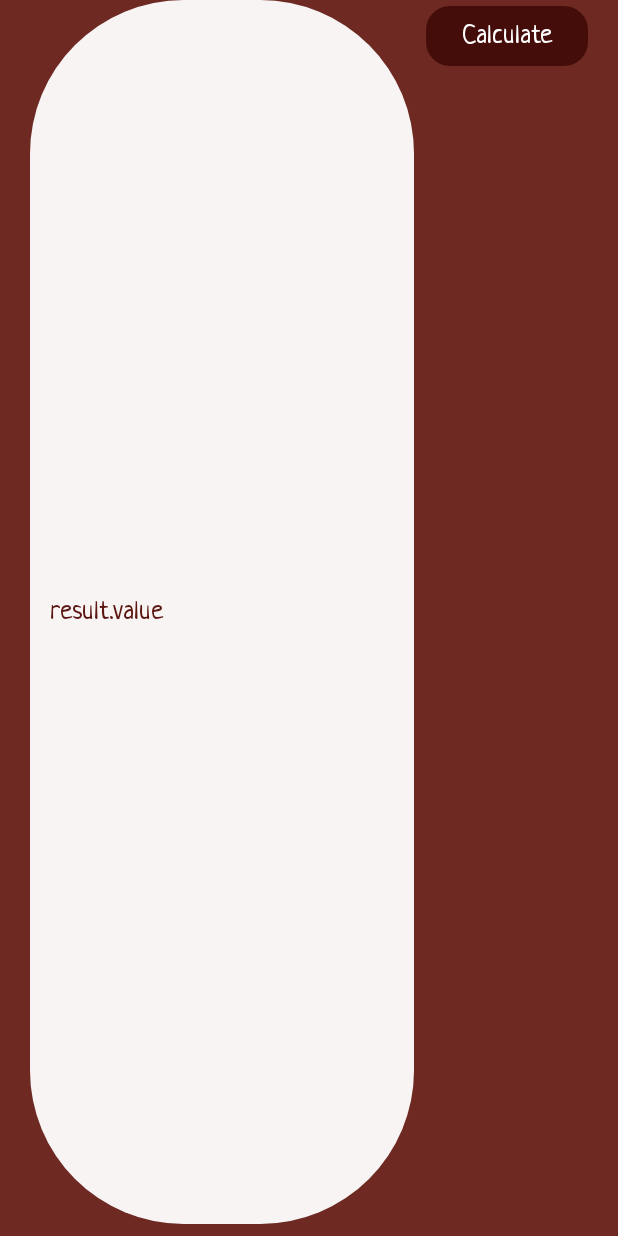
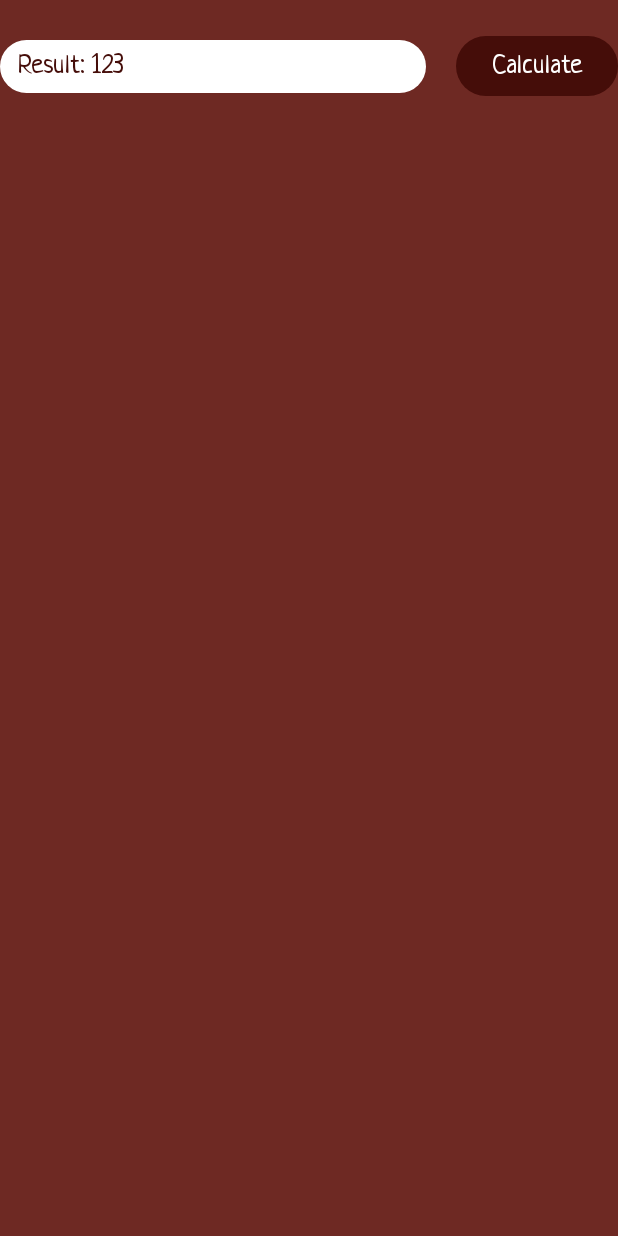
Before and after one commit to SosisochkaSGorchicey/Barbecue-Calculator-Jetpack-Compose, an Android app built with Jetpack Compose: the composable ResultUI shown on its own in the app's theme, after a tap on "Calculate", on a phone screen of 412 x 824 dp. Run offline under Robolectric (Android 15) with nearby library versions, the phone set to English and light mode, and no system bars; 9 statements that could not run were skipped.

Commit message:
Finished result elements ui

```diff
--- a/app/src/main/java/com/my/shashlik/presentation/components/result/ResultUI.kt
+++ b/app/src/main/java/com/my/shashlik/presentation/components/result/ResultUI.kt
@@ -1,95 +1,57 @@
 package com.my.shashlik.presentation.components.result
 
+import androidx.compose.foundation.background
+import androidx.compose.foundation.layout.Arrangement
 import androidx.compose.foundation.layout.Row
+import androidx.compose.foundation.layout.fillMaxWidth
 import androidx.compose.foundation.layout.padding
-import androidx.compose.foundation.layout.wrapContentHeight
-import androidx.compose.foundation.layout.wrapContentWidth
 import androidx.compose.foundation.shape.RoundedCornerShape
 import androidx.compose.material3.Button
 import androidx.compose.material3.ButtonDefaults
-import androidx.compose.material3.Card
-import androidx.compose.material3.CardDefaults
 import androidx.compose.material3.MaterialTheme
 import androidx.compose.material3.Text
 import androidx.compose.runtime.Composable
 import androidx.compose.ui.Alignment
 import androidx.compose.ui.Modifier
-import androidx.compose.ui.draw.alpha
-import androidx.compose.ui.graphics.Color
+import androidx.compose.ui.draw.clip
 import androidx.compose.ui.res.stringResource
 import androidx.compose.ui.unit.dp
 import com.example.shashlickcompose.R
-import com.my.shashlik.res_meat
-import com.my.shashlik.res_people
-import com.my.shashlik.ui.theme.CardTextColor
-import com.my.shashlik.ui.theme.DarkButton
 
 @Composable
 fun ResultUI() {
-    Row() {
-        Card(
+    Row(
+        modifier = Modifier
+            .padding(top = 20.dp)
+            .fillMaxWidth(),
+        verticalAlignment = Alignment.CenterVertically,
+        horizontalArrangement = Arrangement.spacedBy(20.dp)
+    ) {
+        Text(
             modifier = Modifier
+                .fillMaxWidth()
                 .weight(1f)
-                .padding(start = 20.dp, end = 8.dp, bottom = 8.dp)
-                .alpha(0.95f),
-            shape = RoundedCornerShape(40),
-            colors = CardDefaults.cardColors(
-                containerColor = Color.White
-            )
-
-        ) {
-
-
-            Text(
-                modifier = Modifier
-                    .weight(1f)
-                    .wrapContentHeight(Alignment.CenterVertically)
-                    .padding(start = 13.dp),
-                text = "result.value",
-                color = CardTextColor,
-                style = MaterialTheme.typography.titleMedium
-            )
-
-        }
-
-
+                .clip(shape = RoundedCornerShape(24.dp))
+                .background(MaterialTheme.colorScheme.onBackground)
+                .padding(vertical = 8.dp, horizontal = 12.dp),
+            text = stringResource(id = R.string.result, 123),
+            color = MaterialTheme.colorScheme.secondaryContainer,
+            style = MaterialTheme.typography.titleMedium
+        )
 
         Button(
-            modifier = Modifier
-                .wrapContentWidth()
-                .wrapContentHeight(Alignment.CenterVertically)
-                .padding(end = 20.dp, bottom = 8.dp),
-            colors = ButtonDefaults.buttonColors(containerColor = DarkButton),
-            shape = RoundedCornerShape(40),
+            colors = ButtonDefaults.buttonColors(
+                containerColor = MaterialTheme.colorScheme.secondaryContainer,
+            ),
+            shape = RoundedCornerShape(24.dp),
             onClick = {
-                if (res_meat == 0.0 || res_people == 0) {
-//                        Toast.makeText(
-//                            context,
-//                            R.string.toast,
-//                            Toast.LENGTH_SHORT
-//                        ).show()
-//                        result.value = res_text
-                } else if (res_people <1 || res_people >50) {
-//                        result.value = res_text
-//                        Toast.makeText(
-//                            context,
-//                            R.string.toast_people,
-//                            Toast.LENGTH_SHORT
-//                        ).show()
-                } else {
-//                        var helper = (res_people.toDouble()*(res_meat + res_time + res_hunger))
-//                        helper = (helper*100).roundToInt() / 100.0
-//                        result.value = "$res_text $helper $kilo"
-                }
+
             },
         ) {
             Text(
                 text = stringResource(R.string.count),
-                style = MaterialTheme.typography.titleMedium,
-                color = Color.White,
+                style = MaterialTheme.typography.titleMedium
             )
-
         }
-
     }
 }
--- a/app/src/main/java/com/my/shashlik/ui/theme/Theme.kt
+++ b/app/src/main/java/com/my/shashlik/ui/theme/Theme.kt
@@ -13,7 +13,9 @@ private val DarkColorPalette = darkColorScheme(
     onBackground = Color.White,
     surfaceVariant = Color.White,
     onSurfaceVariant = CardTextColor,
-    onSecondary = CardTextColorHint
+    onSecondary = CardTextColorHint,
+    secondaryContainer = DarkButton,
+    onSecondaryContainer = Color.White
 )
 
 private val LightColorPalette = lightColorScheme(
@@ -22,7 +24,9 @@ private val LightColorPalette = lightColorScheme(
     onBackground = Color.White,
     surfaceVariant = Color.White,
     onSurfaceVariant = CardTextColor,
-    onSecondary = CardTextColorHint
+    onSecondary = CardTextColorHint,
+    secondaryContainer = DarkButton,
+    onSecondaryContainer = Color.White
 )
 
 @Composable
--- a/app/src/main/res/values/strings.xml
+++ b/app/src/main/res/values/strings.xml
@@ -9,7 +9,7 @@
     <string name="length_m">For the whole evening</string>
     <string name="length_l">We\'re going full send on barbecuing tonight!</string>
     <string name="choose_hunger">The level of general hunger:</string>
-    <string name="result">"Result: "</string>
+    <string name="result">Result: %d</string>
     <string name="count">Calculate</string>
     <string name="toast">Please, fill all information!</string>
     <string name="kilo">kg</string>
```
Also changed, not shown: 1 other file.
